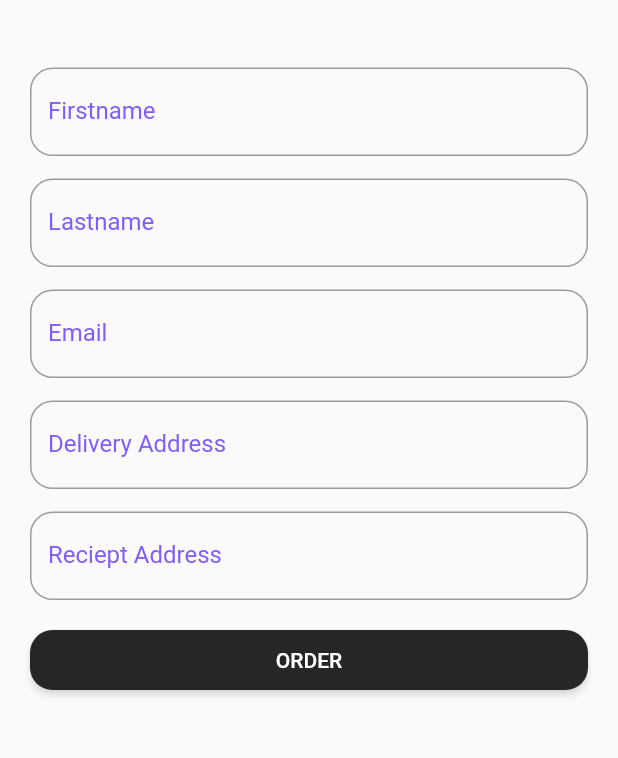
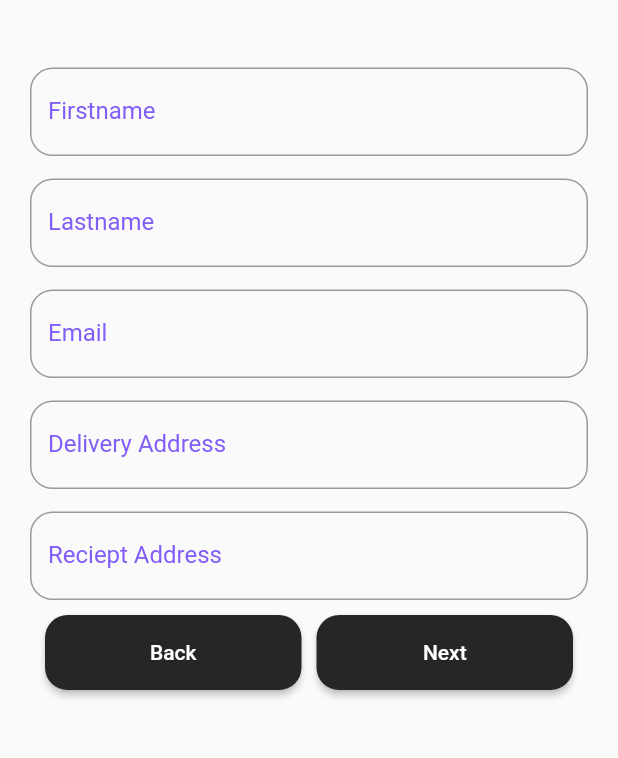
Before and after one commit to nikiorihatza/shop, a Flutter app: the OrderDataInputPage screen opened directly, on a phone screen of 412 x 824 dp, the part 170-928 px from its top. Run offline on Flutter 3.47's test engine with Material 2 defaults, Android fonts, the phone set to English and light mode, and no system bars; our stand-ins replace animated_background, drop_shadow_image, font_awesome_flutter, google_nav_bar, lottie, readmore; accounts and stored records are empty.

Commit message:
Everything bcs of Aras

```diff
--- a/lib/pages/order-process-pages/orderdatainput-page.dart
+++ b/lib/pages/order-process-pages/orderdatainput-page.dart
@@ -8,6 +8,7 @@ import 'package:provider/provider.dart';
 
 import '../../model/order.dart';
 import '../../model/user.dart';
+import '../../provider/order-provider.dart';
 
 class OrderDataInputPage extends StatefulWidget {
   @override
@@ -26,6 +27,7 @@ class _OrderDataInputPageState extends State<OrderDataInputPage> {
     // Provider
     var userProvider = Provider.of<UserProvider>(context, listen: true);
     var shoppingCartProvider = Provider.of<CartProvider>(context, listen: true);
+    var orderProvider = Provider.of<OrderProvider>(context, listen: true);
 
     return Scaffold(
       body: SingleChildScrollView(
@@ -145,10 +147,38 @@ class _OrderDataInputPageState extends State<OrderDataInputPage> {
                       ),
                     ),
                   ),
-                  Container(
-                    width: double.infinity,
-                    height: 80,
-                    padding: const EdgeInsets.all(20),
+                  Column(
+                    children: [
+                      Expanded(
+                        child: Align(
+                          alignment: Alignment.bottomCenter,
+                          child: Container(
+                            width: double.maxFinite,
+                            height: 70,
+                            padding: const EdgeInsets.fromLTRB(30, 0, 30, 0),
+                            margin: const EdgeInsets.fromLTRB(0, 0, 0, 20),
+                            child: Row(
+                              children: [
+                                Expanded(
+                                  child: ElevatedButton(
+                                    onPressed: () {
+                                      Navigator.of(context).pop();
+                                    },
+                                    style: ElevatedButton.styleFrom(
+                                      backgroundColor: const Color.fromARGB(255, 38, 38, 38),
+                                      shape: RoundedRectangleBorder(
+                                        borderRadius: BorderRadius.circular(15),
+                                      ),
+                                      minimumSize: Size(double.maxFinite, 50),
+                                    ),
+                                    child: const Text(
+                                      'Back',
+                                      style: TextStyle(color: Colors.white),
+                                    ),
+                                  ),
+                                ),
+                                const SizedBox(width: 10), // Add spacing between the buttons
+                                Expanded(
                                   child: ElevatedButton(
                                     onPressed: (){
                                       print('Pressed Register');
@@ -176,6 +206,8 @@ class _OrderDataInputPageState extends State<OrderDataInputPage> {
                                           status: OrderStatus.placed
                                       );
 
+
+
                                       orderFirstNameController.clear();
                                       orderLastNameController.clear();
                                       orderDeliveryAddress.clear();
@@ -183,14 +215,24 @@ class _OrderDataInputPageState extends State<OrderDataInputPage> {
                                       orderEmailController.clear();
                                     },
                                     style: ElevatedButton.styleFrom(
-                            shadowColor: Colors.white,
                                       backgroundColor: const Color.fromARGB(255, 38, 38, 38),
                                       shape: RoundedRectangleBorder(
-                                borderRadius: BorderRadius.circular(15)
+                                        borderRadius: BorderRadius.circular(15),
+                                      ),
+                                      minimumSize: Size(double.maxFinite, 50),
+                                    ),
+                                    child: const Text(
+                                      'Next',
+                                      style: TextStyle(color: Colors.white),
+                                    ),
+                                  ),
+                                ),
+                              ],
+                            ),
+                          ),
+                        ),
                       )
-                        ),
-                        child: const Text('ORDER')
-                    ),
+                    ],
                   ),
                 ],
               ),
```
Lines whose indentation alone changed are shown as unchanged.
